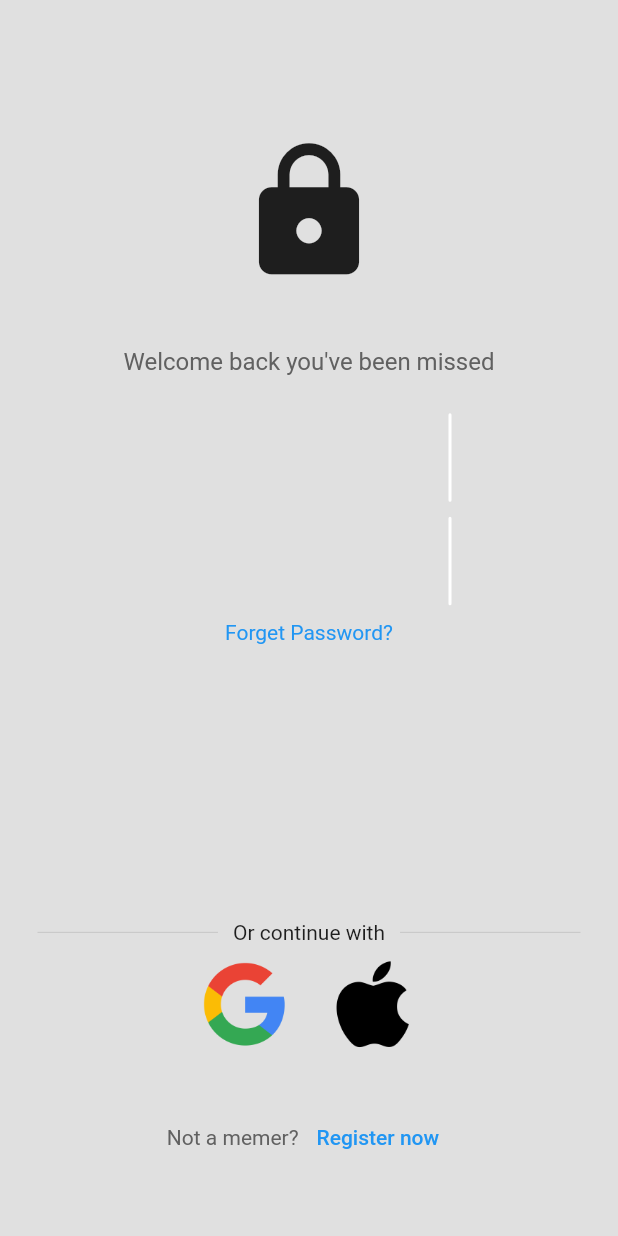
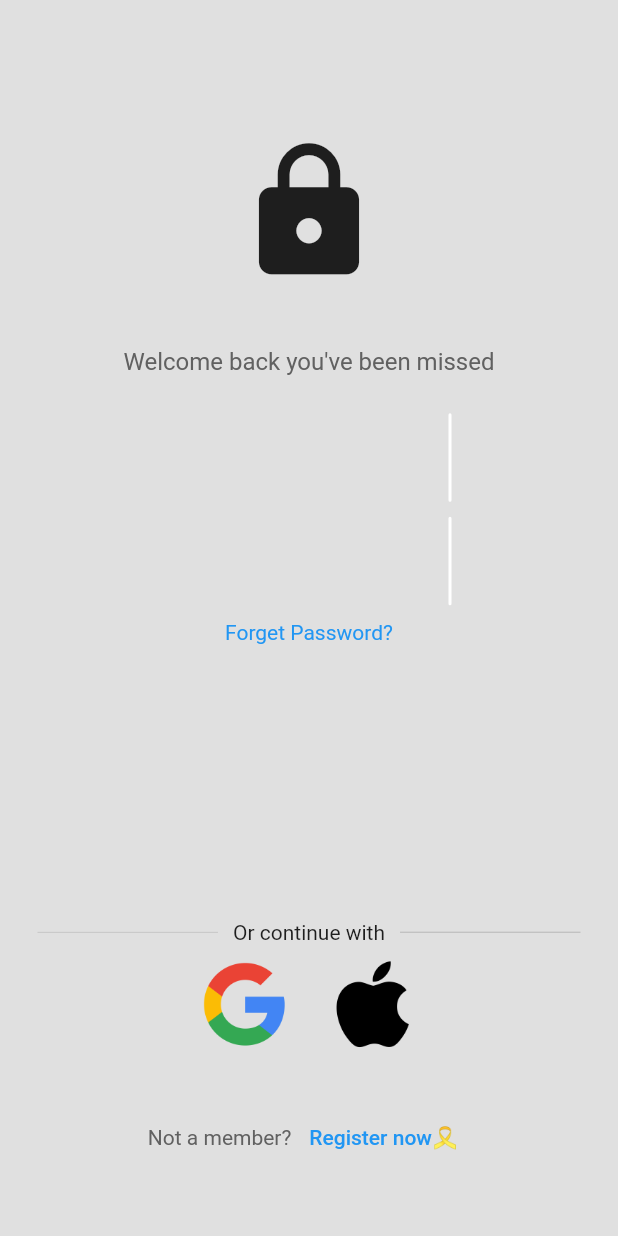
Before and after one commit to Gowsalyanatraj/LoginUi, a Flutter app: the screen it shows after launch, on a phone screen of 412 x 824 dp. Run offline on Flutter 3.47's test engine with Material 2 defaults, Android fonts, the phone set to English and light mode, and no system bars.

Commit message:
style:adding colors and text

```diff
--- a/lib/pages/login_pages.dart
+++ b/lib/pages/login_pages.dart
@@ -99,7 +99,7 @@ class LoginPage extends StatelessWidget {
                   ),
                   Expanded(
                     child: Divider(
-                      thickness: 0.5,
+                      thickness: 0.8,
                       color: Colors.grey.shade400,
                     ),
                   ),
@@ -134,7 +134,7 @@ class LoginPage extends StatelessWidget {
                 mainAxisAlignment: MainAxisAlignment.center,
                 children: [
                   Text(
-                    'Not a memer?',
+                    'Not a member?',
                     style: TextStyle(color: Colors.grey.shade700),
                   ),
                   const SizedBox(
@@ -147,7 +147,7 @@ class LoginPage extends StatelessWidget {
                           return RegisterNow();
                         }));
                       },
-                      child: Text('Register now'))
+                      child: Text('Register now🎗'))
                 ],
               )
             ],
```
